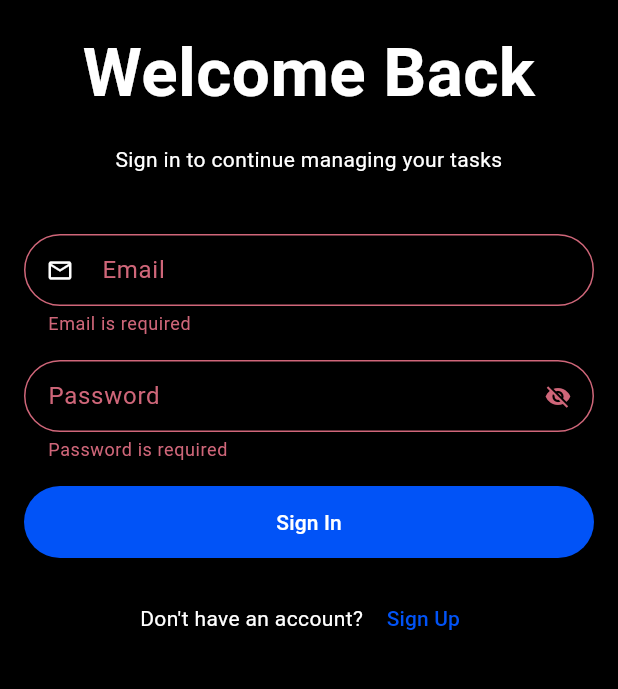
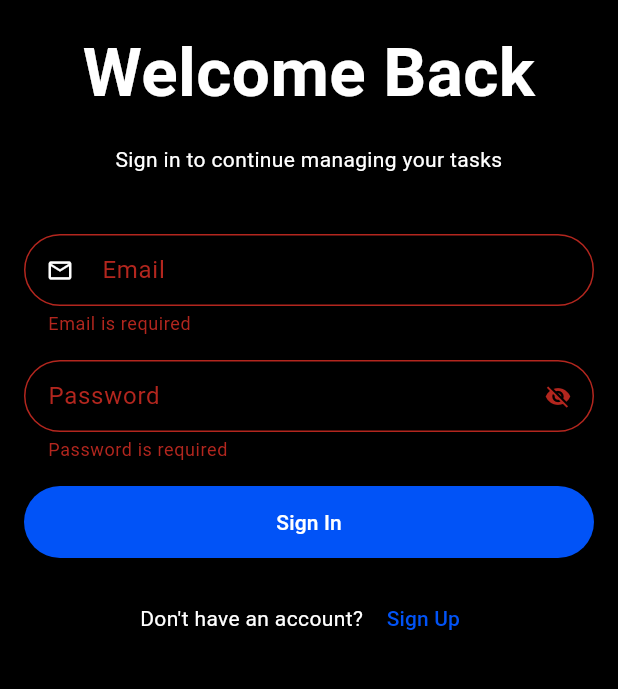
Before and after one commit to VigneshJagannadhan/manage_app_flutter, a Flutter app: the screen it shows after launch, after a tap on "Sign In", on a phone screen of 412 x 824 dp, the part 345-1034 px from its top. Run offline on Flutter 3.47's test engine with Material 3 defaults, Android fonts, the phone set to English and light mode, and no system bars; our stand-ins replace cached_network_image, dio, flutter_secure_storage, flutter_svg, google_fonts, share_plus and 1 more; accounts and stored records are empty; network calls fail.

Commit message:
fix: error color in darkmode

```diff
--- a/lib/core/themes/app_theme.dart
+++ b/lib/core/themes/app_theme.dart
@@ -24,6 +24,8 @@ class AppThemes {
     surface: AppColors.backgroundColor,
     onSurface: AppColors.textColor,
     outline: AppColors.outlineColor,
+    error: AppColors.errorColor,
+    onError: Colors.white,
     surfaceContainerLowest: AppColors.surfaceColor,
     surfaceContainerLow: AppColors.surfaceColor,
     surfaceContainer: AppColors.surfaceColor,
@@ -39,6 +41,8 @@ class AppThemes {
     surface: AppColors.backgroundColorDark,
     onSurface: AppColors.textColorDark,
     outline: AppColors.outlineColorDark,
+    error: AppColors.errorColorDark,
+    onError: Colors.white,
     surfaceContainerLowest: AppColors.surfaceColorDark,
     surfaceContainerLow: AppColors.surfaceColorDark,
     surfaceContainer: AppColors.surfaceColorDark,
--- a/lib/core/themes/constants/app_colors.dart
+++ b/lib/core/themes/constants/app_colors.dart
@@ -9,6 +9,7 @@ class AppColors {
   static const Color surfaceColor = Color(0xFFF2F2F5);
   static const Color textColor = Color(0xFF000000);
   static const Color outlineColor = Color(0xFF79747E);
+  static const Color errorColor = Color(0xFFB3261E);
 
   /// dark theme colors
   static const Color primaryColorDark = Color(0xFF0153F7);
@@ -18,4 +19,5 @@ class AppColors {
   static const Color surfaceColorDark = Color(0xFF1C1C1E);
   static const Color textColorDark = Color(0xFFFFFFFF);
   static const Color outlineColorDark = Color(0xFF938F99);
+  static const Color errorColorDark = Color(0xFFB3261E);
 }
```
